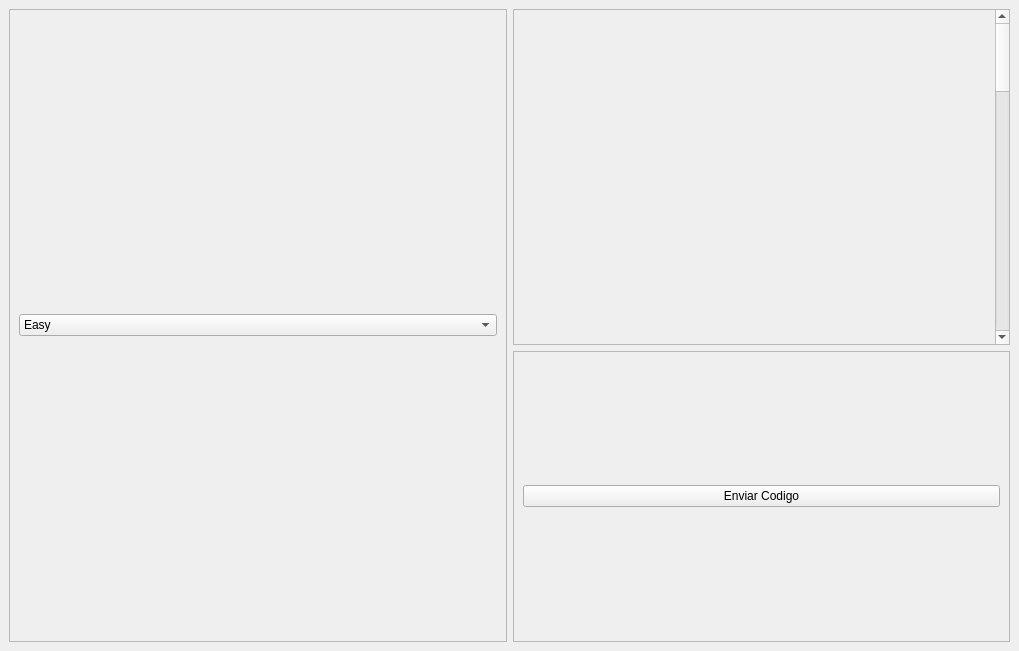
Before: the Qt Designer form Interfaz/forms/MainWindow.ui in Cotue/CodeCoach, drawn with Qt 5.
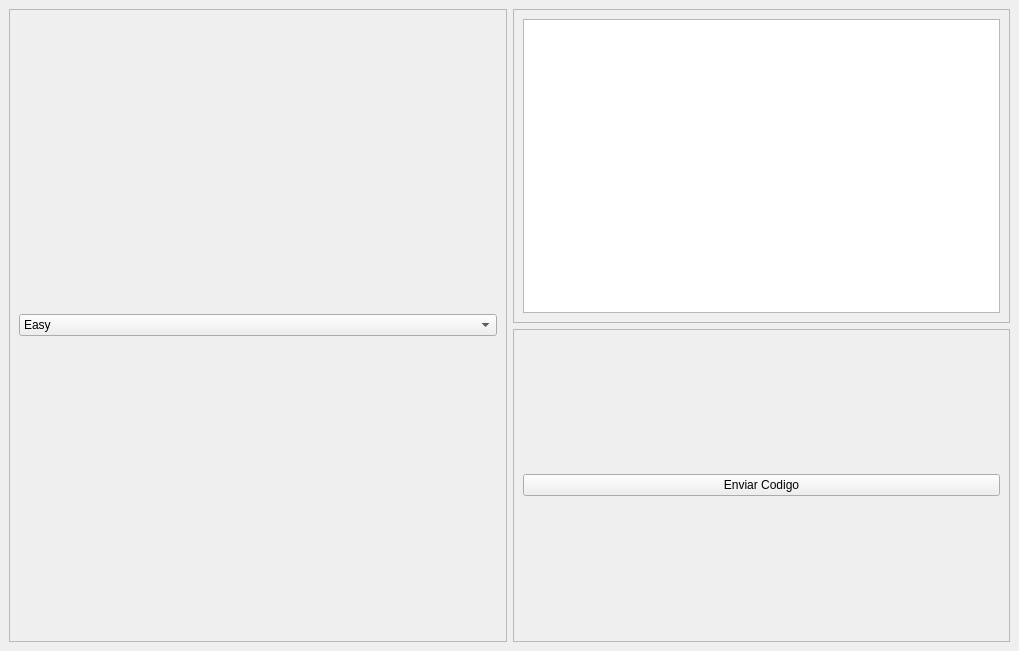
After: the same form once the commit is applied.

```diff
--- a/Interfaz/forms/MainWindow.ui
+++ b/Interfaz/forms/MainWindow.ui
@@ -71,21 +71,15 @@
           <rect>
            <x>0</x>
            <y>0</y>
-           <width>481</width>
-           <height>1518</height>
+           <width>493</width>
+           <height>311</height>
           </rect>
          </property>
          <layout class="QVBoxLayout" name="verticalLayout_3">
           <item>
-           <widget class="QLabel" name="label">
-            <property name="minimumSize">
-             <size>
-              <width>0</width>
-              <height>1500</height>
-             </size>
-            </property>
-            <property name="text">
-             <string>TextLabel</string>
+           <widget class="QPlainTextEdit" name="TextoSalida">
+            <property name="readOnly">
+             <bool>true</bool>
             </property>
            </widget>
           </item>
@@ -104,7 +98,7 @@
            <x>0</x>
            <y>0</y>
            <width>493</width>
-           <height>239</height>
+           <height>310</height>
           </rect>
          </property>
          <layout class="QVBoxLayout" name="verticalLayout_4">
```
